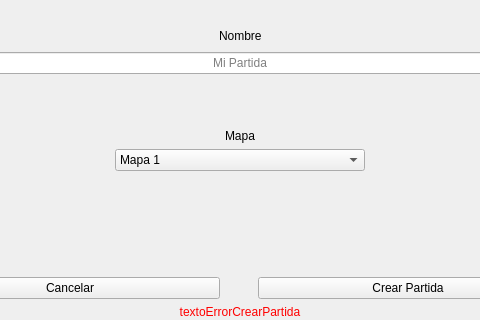
Before: the Qt Designer form src/lobby_client/mainwindow.ui in Hernandsv01/taller-grupal, drawn with Qt 5; both pictures show x 130 to 610 and y 239 to 559 of the 740 by 675 pixel window.
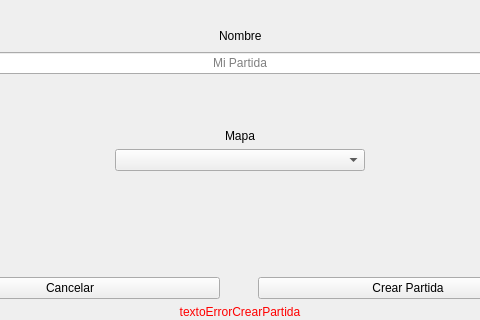
After: the same form once the commit is applied. The open tabs and pages were chosen to show the change.

Commit message: Ahora cliente lee mapas disponibles

What changed in the file:
```diff
--- a/src/lobby_client/mainwindow.ui
+++ b/src/lobby_client/mainwindow.ui
@@ -768,16 +768,6 @@
                     <height>16777215</height>
                    </size>
                   </property>
-                  <item>
-                   <property name="text">
-                    <string comment="1">Mapa 1</string>
-                   </property>
-                  </item>
-                  <item>
-                   <property name="text">
-                    <string comment="2">Mapa 2</string>
-                   </property>
-                  </item>
                  </widget>
                 </item>
                </layout>
```
The commit also changes 5 other files.
